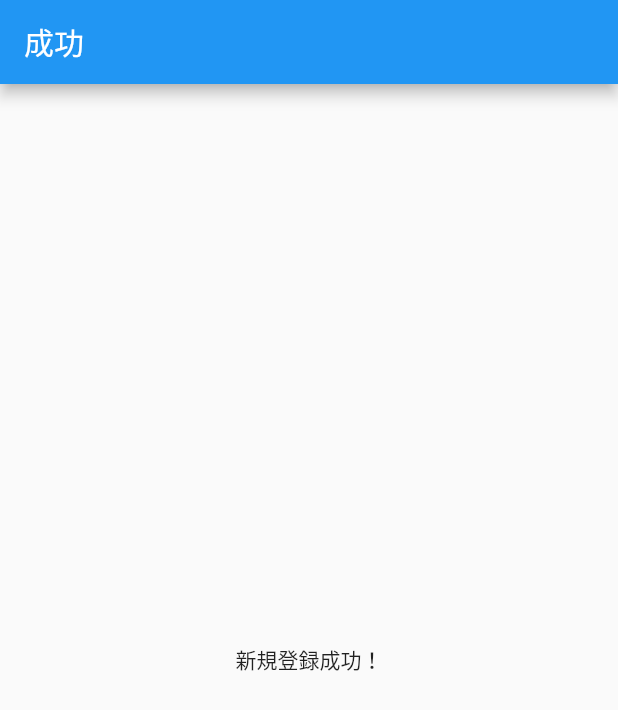
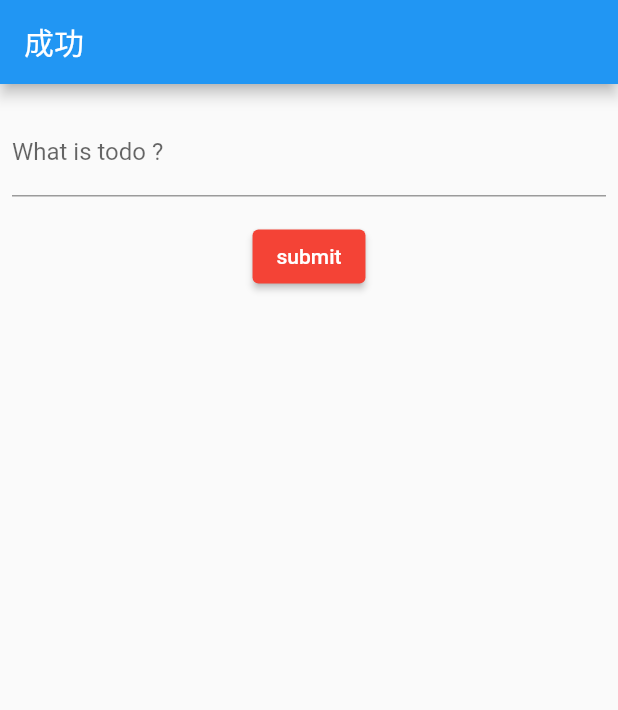
Before and after one commit to Keiji-morita/todo_for_Traial, a Flutter app: the todoList screen opened by its route, on a phone screen of 412 x 824 dp. Shown: the top 710 px of the screen. Run offline on Flutter 3.47's test engine with Material 2 defaults, Android fonts, the phone set to English and light mode, and no system bars; our stand-ins replace firebase_auth, firebase_core; accounts and stored records are empty.

```diff
--- a/lib/main.dart
+++ b/lib/main.dart
@@ -19,7 +19,6 @@ class Base extends StatelessWidget {
   @override
   Widget build(BuildContext context) {
     return MaterialApp(
-              // initialRoute: '/login',
       routes: {
         // '/login': (context) => const login(),
         '/content': (context) =>  todoList(),
--- a/lib/todo_list.dart
+++ b/lib/todo_list.dart
@@ -5,16 +5,52 @@ class todoList extends StatefulWidget {
   _todoListState createState() => _todoListState();
 }
 
+class Todo {
+  Todo({required this.name, required this.checked});
+  final String name;
+  bool checked;
+}
+
 class _todoListState extends State<todoList> {
   @override
   Widget build(BuildContext context) {
+    // String todo = '';
+    final TextEditingController todoController = TextEditingController();
+    final List<Todo> _todo = <Todo>[];
+
+
+
     return Scaffold(
       appBar: AppBar(
         title: Text('成功'),
         automaticallyImplyLeading: false,
       ),
       body: Center(
-        child: Text('新規登録成功！'),
+        child: Column(
+          children: <Widget> [
+              Padding(
+                padding: const EdgeInsets.symmetric(horizontal: 8, vertical: 16),
+                child: TextField(
+                  controller: todoController,
+                  decoration: const InputDecoration(
+                  labelText: 'What is todo ?',
+                  ),
+                ),
+              ),
+
+              ElevatedButton(
+                style: ElevatedButton.styleFrom(
+              primary: Colors.red,
+            ),
+              onPressed: (){
+
+              },
+
+              child: Text("submit")
+
+              ),
+          ],
+        )
       ),
     );
   }
--- a/pubspec.yaml
+++ b/pubspec.yaml
@@ -36,6 +36,8 @@ dependencies:
   firebase_auth: ^3.3.18
   firebase_core: ^1.17.0
   google_sign_in: ^5.3.1
+  cloud_firestore: ^3.1.16
+  firebase_storage: ^10.2.16
 
 dev_dependencies:
   flutter_test:
```
Also changed, not shown: pubspec.lock, 1 other file.
